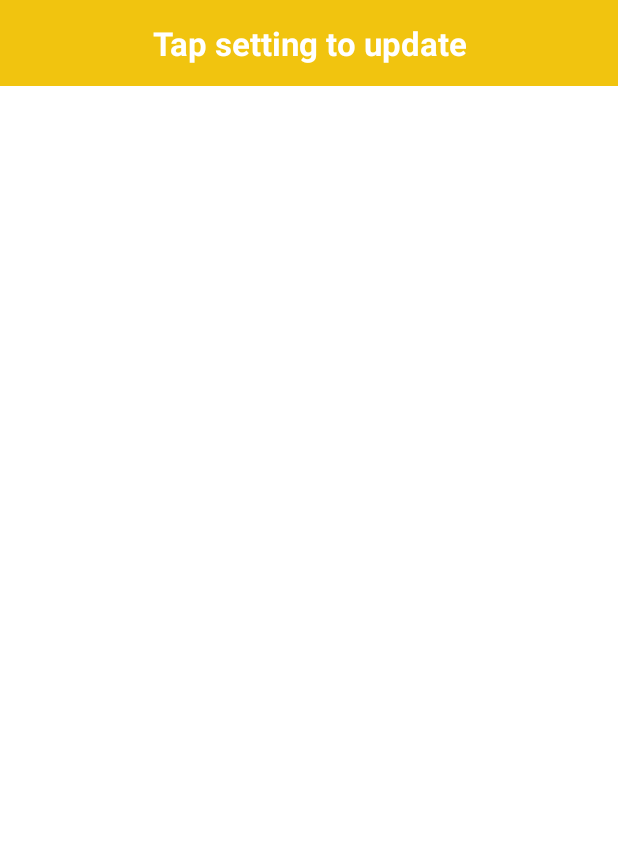
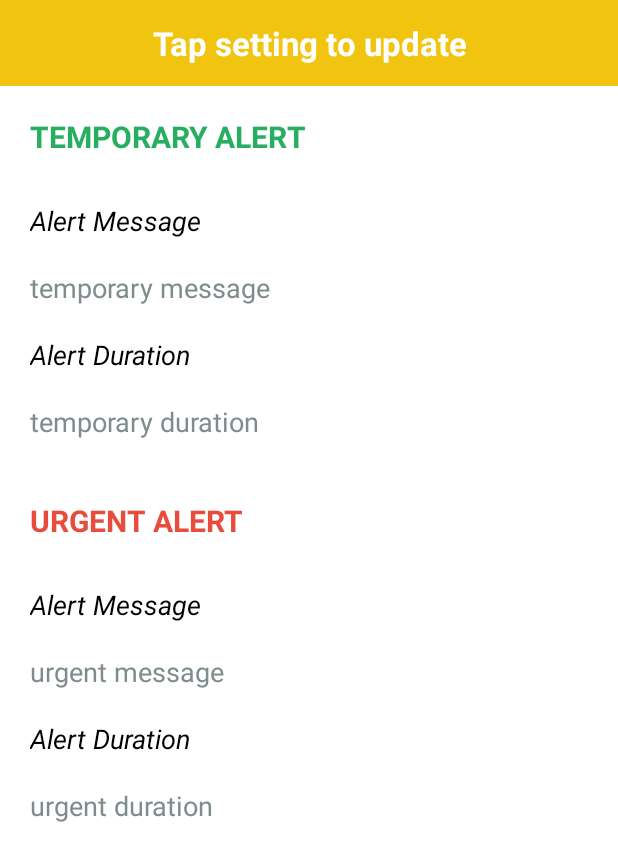
Before and after one commit to kfennedy/safariProject, an Android app: the SettingsLauncher screen opened directly, with no data from a screen before it, on a phone screen of 412 x 824 dp. Shown: the top 861 px of the screen. Run offline under Robolectric (Android 15) with nearby library versions, the phone set to English and light mode, and no system bars; our stand-ins replace Firebase (no records; nobody signed in at launch, a user with empty details on screens opened directly).

Commit message:
rendered UI for student's setting page and implemented functionalities as well

```diff
--- a/SafariTeacher/app/build.gradle
+++ b/SafariTeacher/app/build.gradle
@@ -9,6 +9,7 @@ android {
         targetSdkVersion 26
         versionCode 1
         versionName "1.0"
+        vectorDrawables.useSupportLibrary = true
     }
     buildTypes {
         release {
@@ -25,7 +26,11 @@ dependencies {
     })
     compile 'com.android.support:appcompat-v7:26.+'
     compile 'com.google.firebase:firebase-database:10.0.1'
+    compile 'com.android.support:support-v4:26.+'
+    compile 'com.android.support:support-vector-drawable:26.+'
 }
 
 
+
+
 apply plugin: 'com.google.gms.google-services'
--- a/SafariTeacher/app/src/main/java/com/ahlab/safariteacher/SettingsLauncher.java
+++ b/SafariTeacher/app/src/main/java/com/ahlab/safariteacher/SettingsLauncher.java
@@ -1,22 +1,224 @@
 package com.ahlab.safariteacher;
 
+import android.app.Activity;
+import android.app.AlertDialog;
+import android.content.DialogInterface;
 import android.os.Bundle;
+import android.text.InputType;
+import android.view.LayoutInflater;
+import android.view.View;
+import android.widget.EditText;
+import android.widget.TextView;
+import android.widget.Toast;
+
+import com.google.firebase.database.DataSnapshot;
+import com.google.firebase.database.DatabaseError;
+import com.google.firebase.database.DatabaseReference;
+import com.google.firebase.database.FirebaseDatabase;
+import com.google.firebase.database.MutableData;
+import com.google.firebase.database.Transaction;
+import com.google.firebase.database.ValueEventListener;
 
 /**
  * Created by Katherine on 28/7/17.
  */
 
-public class SettingsLauncher extends ActivityLauncher {
+public class SettingsLauncher extends Activity {
+
+    DatabaseReference dbSettings;
+    DatabaseReference dbMessages;
+    Integer durationTemp;
+    Integer durationUrgent;
+    String messageTemp;
+    String messageUrgent;
+    TextView tempMessageEdit;
+    TextView tempDurationEdit;
+    TextView urgentMessageEdit;
+    TextView urgentDurationEdit;
+
+    String messageTempID = "message6";
+    String messageUrgentID = "message7";
 
     @Override
     public void onCreate(Bundle savedInstanceState)
     {
         super.onCreate(savedInstanceState);
         setContentView(R.layout.update_settings);
+
+        DatabaseReference db = FirebaseDatabase.getInstance().getReference();
+        db.addValueEventListener(new ValueEventListener() {
+            @Override
+            public void onDataChange(DataSnapshot dataSnapshot) {
+                pullSettingsFromCloud();
+            }
+
+            @Override
+            public void onCancelled(DatabaseError databaseError) {
+
+            }
+        });
+
+        tempMessageEdit = findViewById(R.id.tempMessageEdit);
+        tempMessageEdit.setOnClickListener(new View.OnClickListener() {
+            @Override
+            public void onClick(View view) {
+                promptDialog("temp", "message");
+            }
+        });
+
+        tempDurationEdit = findViewById(R.id.tempDurationEdit);
+        tempDurationEdit.setOnClickListener(new View.OnClickListener() {
+            @Override
+            public void onClick(View view) {
+                promptDialog("temp", "duration");
+            }
+        });
+
+        urgentMessageEdit = findViewById(R.id.urgentMessageEdit);
+        urgentMessageEdit.setOnClickListener(new View.OnClickListener() {
+            @Override
+            public void onClick(View view) {
+                promptDialog("urgent", "message");
+            }
+        });
+
+        urgentDurationEdit = findViewById(R.id.urgentDurationEdit);
+        urgentDurationEdit.setOnClickListener(new View.OnClickListener() {
+            @Override
+            public void onClick(View view) {
+                promptDialog("urgent", "duration");
+            }
+        });
+
+        dbSettings = FirebaseDatabase.getInstance().getReference("settings");
     }
 
     @Override
     protected void onStart() {
         super.onStart();
+
+        pullSettingsFromCloud();
+    }
+
+    public void pullSettingsFromCloud(){
+        dbSettings.runTransaction(new Transaction.Handler() {
+            @Override
+            public Transaction.Result doTransaction(MutableData mutableData) {
+                if (mutableData.getValue() != null){
+                    dbSettings.addValueEventListener(new ValueEventListener() {
+                        @Override
+                        public void onDataChange(DataSnapshot dataSnapshot) {
+                            durationTemp = Integer.parseInt(dataSnapshot.child("durationTemp").getValue().toString());
+                            durationUrgent = Integer.parseInt(dataSnapshot.child("durationUrgent").getValue().toString());
+                        }
+                        @Override
+                        public void onCancelled(DatabaseError databaseError) {
+                        }
+                    });
+                }
+                return Transaction.success(mutableData);
+            }
+
+            @Override
+            public void onComplete(DatabaseError databaseError, boolean b, DataSnapshot dataSnapshot) {
+
+                pullMessagesFromCloud();
+            }
+        });
+
+    }
+
+    public void pullMessagesFromCloud(){
+        dbMessages = FirebaseDatabase.getInstance().getReference("messages");
+        dbMessages.runTransaction(new Transaction.Handler() {
+            @Override
+            public Transaction.Result doTransaction(MutableData mutableData) {
+                if (mutableData.getValue() != null){
+                    dbMessages.addValueEventListener(new ValueEventListener() {
+                        @Override
+                        public void onDataChange(DataSnapshot dataSnapshot) {
+                            messageTemp = dataSnapshot.child(messageTempID).getValue().toString();
+                            messageUrgent = dataSnapshot.child(messageUrgentID).getValue().toString();
+                        }
+                        @Override
+                        public void onCancelled(DatabaseError databaseError) {}
+                    });
+                }
+                return Transaction.success(mutableData);
+            }
+            @Override
+            public void onComplete(DatabaseError databaseError, boolean b, DataSnapshot dataSnapshot) {
+                updateView();
+            }
+        });
+    }
+
+    public void updateView(){
+        String m1 = String.valueOf(durationTemp) + " seconds" ;
+        tempMessageEdit.setText(messageTemp);
+        tempDurationEdit.setText(m1);
+
+        String m2 = String.valueOf(durationUrgent) + " seconds" ;
+        urgentMessageEdit.setText(messageUrgent);
+        urgentDurationEdit.setText(m2);
+    }
+
+    public void promptDialog(final String alertType, final String contentType){
+
+        View promptsView;
+
+        LayoutInflater inflater = this.getLayoutInflater();
+        promptsView = inflater.inflate(R.layout.dialog_edit_content, null);
+
+        final EditText userInput = (EditText) promptsView.findViewById(R.id.userInput);
+
+        final AlertDialog.Builder alertDialogBuilder = new AlertDialog.Builder(this);
+        alertDialogBuilder.setView(promptsView);
+        alertDialogBuilder.setTitle("Insert new " + contentType );
+
+        if (contentType == "duration"){
+            userInput.setInputType(InputType.TYPE_CLASS_NUMBER);
+            userInput.setHint("in seconds");
+            userInput.setHintTextColor(getResources().getColor(R.color.light_gray));
+        }
+
+        // set dialog message
+        alertDialogBuilder
+                .setPositiveButton("Update",
+                        new DialogInterface.OnClickListener() {
+                            public void onClick(DialogInterface dialog,int id) {
+                                String newContent = userInput.getText().toString();
+                                updateContentOnline(alertType, contentType, newContent);
+                            }
+                        })
+                .setNegativeButton("Cancel",
+                        new DialogInterface.OnClickListener() {
+                            public void onClick(DialogInterface dialog,int id) {
+                                dialog.cancel();
+                            }
+                        });
+
+        // create alert dialog
+        AlertDialog alertDialog = alertDialogBuilder.create();
+
+        // show it
+        alertDialog.show();
+    }
+
+    public void updateContentOnline(String alertType, String contentType, String newContent){
+        if (contentType == "message"){
+            if (alertType == "temp"){
+                dbMessages.child(messageTempID).setValue(newContent);
+            } else if (alertType == "urgent"){
+                dbMessages.child(messageUrgentID).setValue(newContent);
+            }
+        } else if (contentType == "duration"){
+            if (alertType == "temp"){
+                dbSettings.child("durationTemp").setValue(newContent);
+            } else if (alertType == "urgent"){
+                dbSettings.child("durationUrgent").setValue(newContent);
+            }
+        }
+        Toast.makeText(getApplicationContext(), "updated", Toast.LENGTH_SHORT).show();
     }
 }
--- a/SafariTeacher/app/src/main/res/layout/update_settings.xml
+++ b/SafariTeacher/app/src/main/res/layout/update_settings.xml
@@ -17,4 +17,125 @@
         android:textStyle="bold"
         android:text="@string/title_settingsPage" />
 
+    <TextView
+        android:id="@+id/tempAlertView"
+        android:layout_width="match_parent"
+        android:layout_height="wrap_content"
+        android:padding="20dp"
+        android:text="Temporary Alert"
+        android:textSize="20sp"
+        android:textStyle="bold"
+        android:textColor="#27ae60"
+        android:textAllCaps="true"/>
+
+    <TextView
+        android:id="@+id/tempMessageView"
+        android:layout_width="match_parent"
+        android:layout_height="wrap_content"
+        android:paddingBottom="10dp"
+        android:paddingLeft="20dp"
+        android:paddingTop="10dp"
+        android:text="Alert Message"
+        android:textColor="@color/black"
+        android:textSize="18sp"
+        android:textStyle="italic" />
+
+    <TextView
+        android:id="@+id/tempMessageEdit"
+        android:layout_width="match_parent"
+        android:layout_height="wrap_content"
+        android:paddingBottom="10dp"
+        android:paddingLeft="20dp"
+        android:paddingRight="10dp"
+        android:paddingTop="10dp"
+        android:text="temporary message"
+        android:textColor="#7f8c8d"
+        android:textSize="18sp" />
+
+    <TextView
+        android:id="@+id/tempDurationView"
+        android:layout_width="match_parent"
+        android:layout_height="wrap_content"
+        android:paddingBottom="10dp"
+        android:paddingLeft="20dp"
+        android:paddingTop="10dp"
+        android:text="Alert Duration"
+        android:textColor="@color/black"
+        android:textSize="18sp"
+        android:textStyle="italic" />
+
+    <TextView
+        android:id="@+id/tempDurationEdit"
+        android:layout_width="match_parent"
+        android:layout_height="wrap_content"
+        android:paddingBottom="10dp"
+        android:paddingLeft="20dp"
+        android:paddingRight="10dp"
+        android:paddingTop="10dp"
+        android:text="temporary duration"
+        android:textColor="#7f8c8d"
+        android:textSize="18sp" />
+
+    <TextView
+        android:id="@+id/urgentAlertView"
+        android:layout_width="match_parent"
+        android:layout_height="wrap_content"
+        android:paddingBottom="20dp"
+        android:paddingLeft="20dp"
+        android:paddingRight="20dp"
+        android:paddingTop="30dp"
+        android:text="Urgent Alert"
+        android:textAllCaps="true"
+        android:textColor="#e74c3c"
+        android:textSize="20sp"
+        android:textStyle="bold" />
+
+    <TextView
+        android:id="@+id/urgentMessageView"
+        android:layout_width="match_parent"
+        android:layout_height="wrap_content"
+        android:paddingBottom="10dp"
+        android:paddingLeft="20dp"
+        android:paddingTop="10dp"
+        android:text="Alert Message"
+        android:textColor="@color/black"
+        android:textSize="18sp"
+        android:textStyle="italic" />
+
+    <TextView
+        android:id="@+id/urgentMessageEdit"
+        android:layout_width="match_parent"
+        android:layout_height="wrap_content"
+        android:paddingBottom="10dp"
+        android:paddingLeft="20dp"
+        android:paddingRight="10dp"
+        android:paddingTop="10dp"
+        android:text="urgent message"
+        android:textColor="#7f8c8d"
+        android:textSize="18sp" />
+
+    <TextView
+        android:id="@+id/urgentDurationView"
+        android:layout_width="match_parent"
+        android:layout_height="wrap_content"
+        android:paddingBottom="10dp"
+        android:paddingLeft="20dp"
+        android:paddingTop="10dp"
+        android:text="Alert Duration"
+        android:textColor="@color/black"
+        android:textSize="18sp"
+        android:textStyle="italic" />
+
+    <TextView
+        android:id="@+id/urgentDurationEdit"
+        android:layout_width="match_parent"
+        android:layout_height="wrap_content"
+        android:paddingBottom="10dp"
+        android:paddingLeft="20dp"
+        android:paddingRight="10dp"
+        android:paddingTop="10dp"
+        android:text="urgent duration"
+        android:textColor="#7f8c8d"
+        android:textSize="18sp" />
+
 </LinearLayout>
--- a/SafariTeacher/app/src/main/res/values/strings.xml
+++ b/SafariTeacher/app/src/main/res/values/strings.xml
@@ -13,4 +13,6 @@
     <string name="title_helpAlertsList">Help Alerts</string>
     <string name="title_settings">Update Settings</string>
     <string name="title_settingsPage">Tap setting to update</string>
+    <string name="title_activity_settings">Settings</string>
+
 </resources>
```
Also changed, not shown: SafariTeacher/app/src/main/AndroidManifest.xml (+8 -20 lines), SafariTeacher/app/src/main/res/layout/dialog_edit_content.xml (added, +19 -0 lines).
